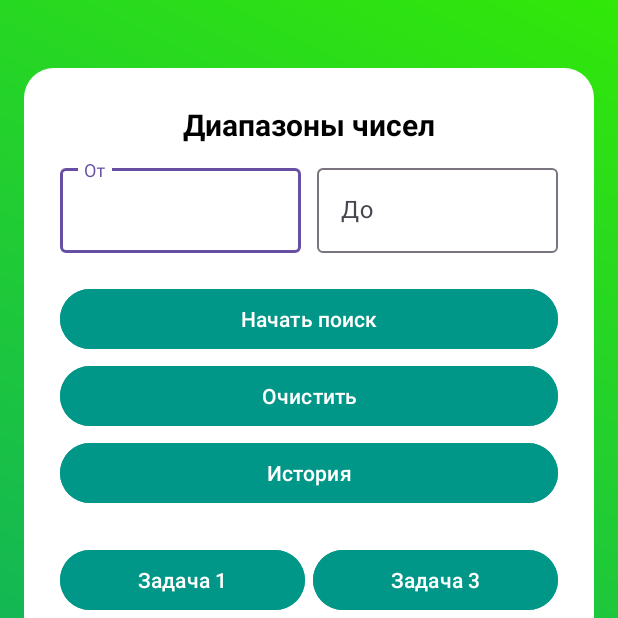
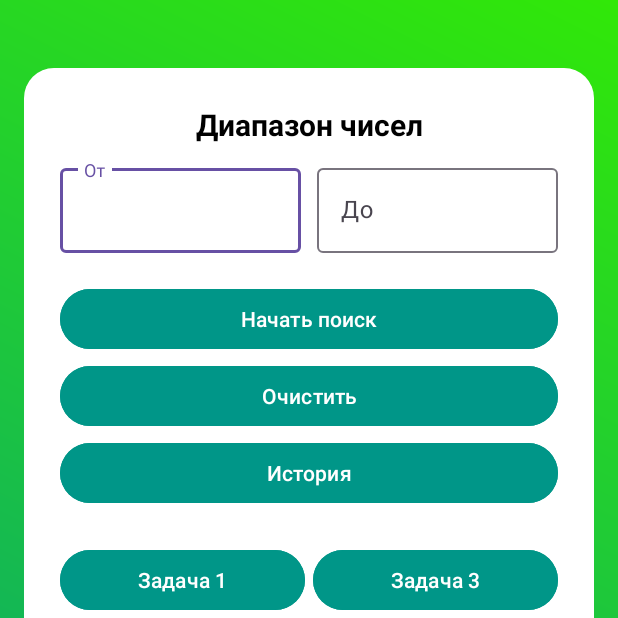
Before and after one commit to FrontDevMax/MyCalculatorApp, an Android app: the screen it shows after launch (CalculatorActivity), after a tap on "Авторизация", on a phone screen of 412 x 824 dp, the top half of it. Run offline under Robolectric (Android 15) with nearby library versions, the phone set to English and light mode, and no system bars.

Commit message:
The app design is complete

```diff
--- a/CalculatorApp/app/src/main/java/com/example/calculatorapp/LoginActivity.java
+++ b/CalculatorApp/app/src/main/java/com/example/calculatorapp/LoginActivity.java
@@ -1,8 +1,15 @@
 package com.example.calculatorapp;
 
+import android.animation.ObjectAnimator;
+import android.animation.ValueAnimator;
 import android.content.Intent;
+import android.graphics.drawable.GradientDrawable;
 import android.os.Bundle;
 import android.view.View;
+import android.view.animation.Animation;
+import android.view.animation.AnimationUtils;
+import android.widget.ImageView;
+import android.widget.LinearLayout;
 import android.widget.TextView;
 
 import androidx.appcompat.app.AppCompatActivity;
@@ -13,11 +20,6 @@ public class LoginActivity extends AppCompatActivity {
     protected void onCreate(Bundle savedInstanceState) {
         super.onCreate(savedInstanceState);
         setContentView(R.layout.login);
-        linkTextRegistration = findViewById(R.id.linkTextRegistration);
-        linkTextRegistration.setOnClickListener(v -> {
-            Intent intent = new Intent(this, RegistrationActivity.class);
-            startActivity(intent);
-        });
     }
     public void showCalculator(View view) {
         Intent intent = new Intent(this, CalculatorActivity.class);
--- a/CalculatorApp/app/src/main/res/layout/calculator.xml
+++ b/CalculatorApp/app/src/main/res/layout/calculator.xml
@@ -20,7 +20,7 @@
         <TextView
             android:layout_width="match_parent"
             android:layout_height="wrap_content"
-            android:text="Диапазоны чисел"
+            android:text="Диапазон чисел"
             android:textAlignment="center"
             android:textStyle="bold"
             android:textColor="@color/black"
--- a/CalculatorApp/app/src/main/res/layout/history.xml
+++ b/CalculatorApp/app/src/main/res/layout/history.xml
@@ -20,7 +20,7 @@
         <ImageView
             android:layout_height="wrap_content"
             android:layout_width="wrap_content"
-            android:src="@drawable/icon_back"
+            android:src="@drawable/ic_back"
             android:onClick="backToCalculator"/>
         <TextView
             android:layout_width="match_parent"
```
Also changed, not shown: CalculatorApp/app/src/main/res/layout/login.xml (+12 -2 lines), CalculatorApp/app/src/main/res/drawable/ic_back.png (renamed from CalculatorApp/app/src/main/res/drawable/icon_back.png), CalculatorApp/app/src/main/res/drawable/logo_1.png (deleted), CalculatorApp/app/src/main/res/drawable/logo_2.png (deleted), CalculatorApp/app/src/main/res/drawable/logo_registration.png (deleted).
